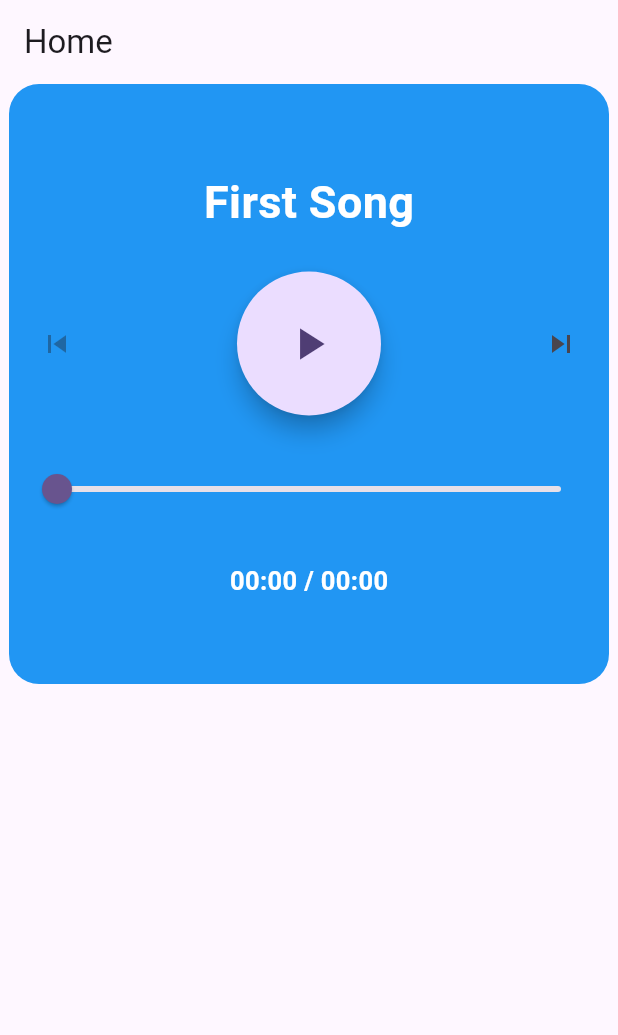
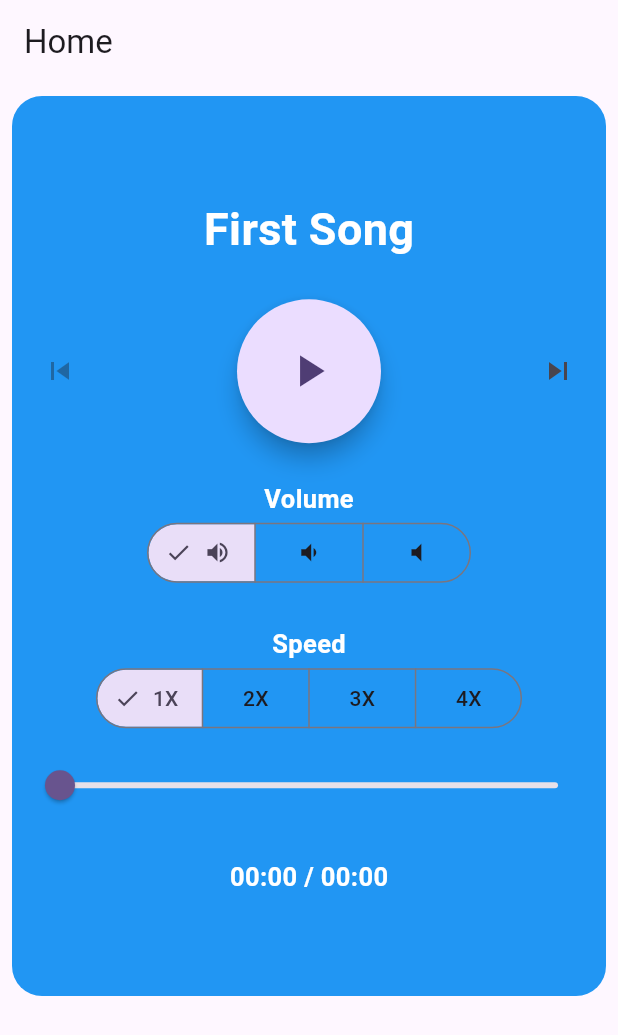
Before and after one commit to HappySolutions/flutter_advanced_task2, a Flutter app: the screen it shows after launch, on a phone screen of 412 x 824 dp. Shown: the top 1035 px of the screen. Run offline on Flutter 3.47's test engine with Material 3 defaults, Android fonts, the phone set to English and light mode, and no system bars; our stand-ins replace assets_audio_player.

Commit message:
updateplaySpeed:

```diff
--- a/lib/pages/home.dart
+++ b/lib/pages/home.dart
@@ -10,6 +10,9 @@ class HomePage extends StatefulWidget {
 
 class _HomePageState extends State<HomePage> {
   final assetsAudioPlayer = AssetsAudioPlayer();
+  int valueEx = 0;
+  double volumeEx = 1.0;
+  double playSpeed = 1.0;
 
   @override
   void initState() {
@@ -19,6 +22,8 @@ class _HomePageState extends State<HomePage> {
 
   void initPlayer() async {
     await assetsAudioPlayer.open(
+      volume:
+          volumeEx, //Usecase>>> only define if you want each song starts with the initial volume value even if you changed it during the prev song
       Playlist(
         audios: [
           Audio(
@@ -38,6 +43,18 @@ class _HomePageState extends State<HomePage> {
       autoStart: false,
       loopMode: LoopMode.playlist,
     );
+    assetsAudioPlayer.playSpeed.listen((onData) {
+      print('=========>$onData');
+      playSpeed = onData;
+    });
+    assetsAudioPlayer.volume.listen((event) {
+      print('=========>$event');
+      volumeEx = event;
+    });
+
+    assetsAudioPlayer.currentPosition.listen((event) {
+      valueEx = event.inSeconds;
+    });
   }
 
   @override
@@ -46,10 +63,12 @@ class _HomePageState extends State<HomePage> {
       appBar: AppBar(
         title: const Text('Home'),
       ),
-      body: Center(
+      body: Padding(
+        padding: const EdgeInsets.all(8.0),
+        child: Center(
           child: Column(children: [
             Container(
-            height: 400,
+              height: 600,
               width: 400,
               decoration: BoxDecoration(
                 borderRadius: BorderRadius.circular(20),
@@ -59,7 +78,8 @@ class _HomePageState extends State<HomePage> {
                 child: StreamBuilder(
                     stream: assetsAudioPlayer.realtimePlayingInfos,
                     builder: (context, snapshots) {
-                    if (snapshots.connectionState == ConnectionState.waiting) {
+                      if (snapshots.connectionState ==
+                          ConnectionState.waiting) {
                         return const Center(child: CircularProgressIndicator());
                       }
                       return Padding(
@@ -93,8 +113,8 @@ class _HomePageState extends State<HomePage> {
                                 getBtnWidget,
                                 IconButton(
                                   onPressed: snapshots.data?.current?.index ==
-                                        (assetsAudioPlayer
-                                                    .playlist?.audios.length ??
+                                          (assetsAudioPlayer.playlist?.audios
+                                                      .length ??
                                                   0) -
                                               1
                                       ? null
@@ -108,26 +128,110 @@ class _HomePageState extends State<HomePage> {
                             const SizedBox(
                               height: 25,
                             ),
+                            Column(
+                              children: [
+                                const Text(
+                                  'Volume',
+                                  style: TextStyle(
+                                      color: Colors.white,
+                                      fontWeight: FontWeight.w600,
+                                      fontSize: 17),
+                                ),
+                                Row(
+                                  mainAxisAlignment: MainAxisAlignment.center,
+                                  children: [
+                                    SegmentedButton(
+                                      onSelectionChanged: (values) {
+                                        volumeEx = values.first.toDouble();
+                                        assetsAudioPlayer.setVolume(volumeEx);
+                                        setState(() {});
+                                      },
+                                      segments: const [
+                                        ButtonSegment(
+                                          value: 1.0,
+                                          icon: Icon(Icons.volume_up),
+                                        ),
+                                        ButtonSegment(
+                                          value: 0.5,
+                                          icon: Icon(Icons.volume_down),
+                                        ),
+                                        ButtonSegment(
+                                          value: 0.0,
+                                          icon: Icon(Icons.volume_mute),
+                                        ),
+                                      ],
+                                      selected: {volumeEx},
+                                    ),
+                                  ],
+                                ),
+                                const SizedBox(height: 25),
+                                const Text(
+                                  'Speed',
+                                  style: TextStyle(
+                                      color: Colors.white,
+                                      fontWeight: FontWeight.w600,
+                                      fontSize: 17),
+                                ),
+                                Row(
+                                  mainAxisAlignment: MainAxisAlignment.center,
+                                  children: [
+                                    SegmentedButton(
+                                      onSelectionChanged: (values) {
+                                        playSpeed = values.first.toDouble();
+                                        assetsAudioPlayer
+                                            .setPlaySpeed(playSpeed);
+                                        setState(() {});
+                                      },
+                                      segments: const [
+                                        ButtonSegment(
+                                          value: 1.0,
+                                          icon: Text('1X'),
+                                        ),
+                                        ButtonSegment(
+                                          value: 4.0,
+                                          icon: Text('2X'),
+                                        ),
+                                        ButtonSegment(
+                                          value: 8.0,
+                                          icon: Text('3X'),
+                                        ),
+                                        ButtonSegment(
+                                          value: 16.0,
+                                          icon: Text('4X'),
+                                        ),
+                                      ],
+                                      selected: {playSpeed},
+                                    ),
+                                  ],
+                                ),
+                              ],
+                            ),
+                            const SizedBox(height: 10),
                             Slider(
-                            value: snapshots.data?.currentPosition.inSeconds
+                              value: valueEx.toDouble(),
+                              min: 0,
+                              max: snapshots.data?.duration.inSeconds
                                       .toDouble() ??
                                   0.0,
                               onChanged: (value) async {
+                                // await assetsAudioPlayer.seek(
+                                //   Duration(seconds: value.toInt()),
+                                // );
+                                setState(() {
+                                  valueEx = value.toInt();
+                                });
+                              },
+                              onChangeEnd: (value) async {
                                 await assetsAudioPlayer.seek(
                                   Duration(seconds: value.toInt()),
                                 );
-                              setState(() {});
                               },
-                            min: 0,
-                            max:
-                                snapshots.data?.duration.inSeconds.toDouble() ??
-                                    0.0,
                             ),
                             const SizedBox(
                               height: 25,
                             ),
                             Text(
-                            '${convertSeconds(snapshots.data?.currentPosition.inSeconds ?? 0)} / ${convertSeconds(snapshots.data?.duration.inSeconds ?? 0)}',
+                              '${convertSeconds(valueEx)} / ${convertSeconds(snapshots.data?.duration.inSeconds ?? 0)}',
                               style: const TextStyle(
                                   color: Colors.white,
                                   fontWeight: FontWeight.w600,
@@ -140,6 +244,7 @@ class _HomePageState extends State<HomePage> {
               ),
             )
           ]),
+        ),
       ),
     );
   }
```
Lines whose indentation alone changed are shown as unchanged.
